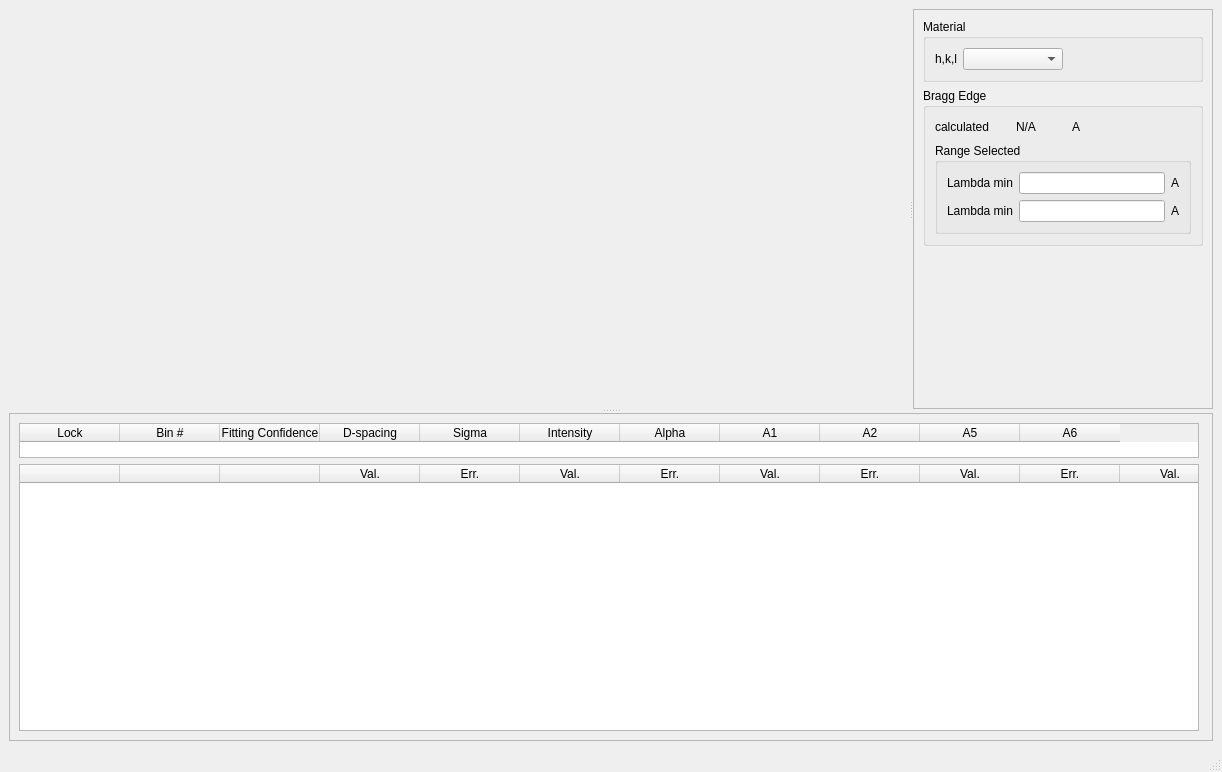
Before: the Qt Designer form designer/ui_fittingWindow.ui in ornlneutronimaging/iBeatles, drawn with Qt 5.
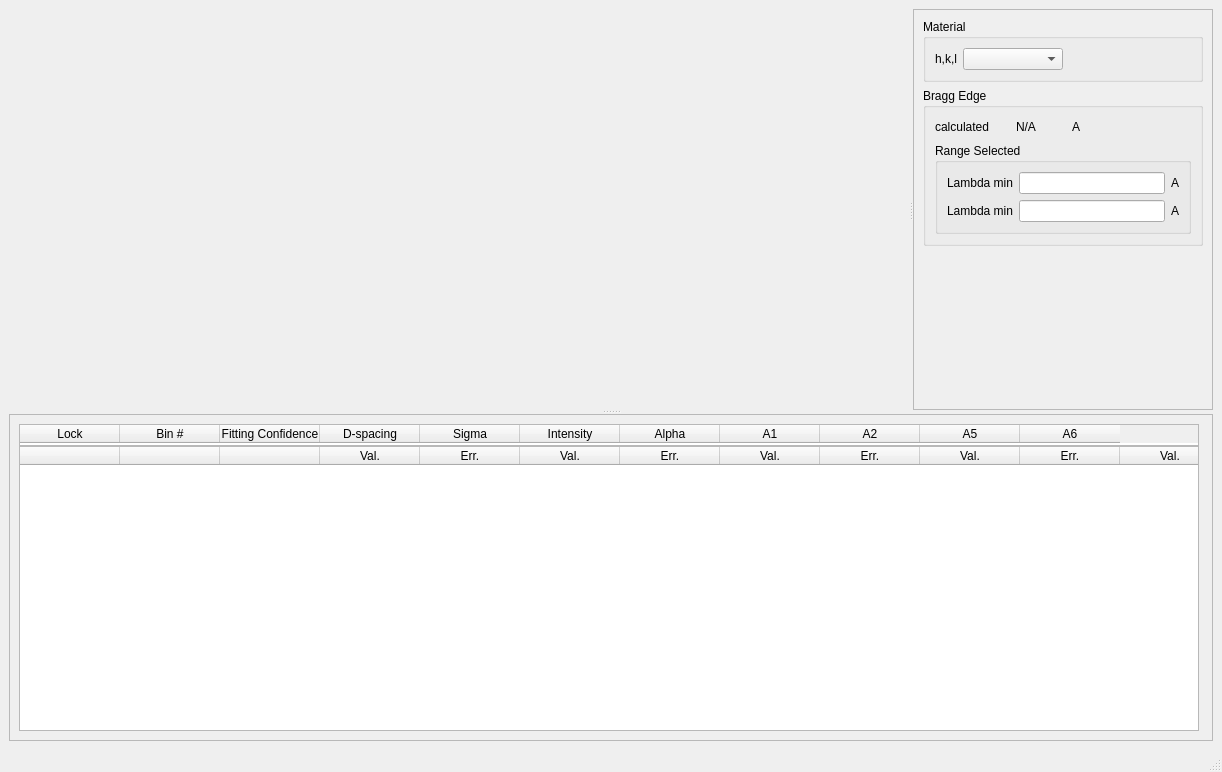
After: the same form once the commit is applied.

Commit message: Started the work that will fill the fitting table according to selection done

Patch:
```diff
--- a/designer/ui_fittingWindow.ui
+++ b/designer/ui_fittingWindow.ui
@@ -278,6 +278,9 @@
         <enum>QFrame::Raised</enum>
        </property>
        <layout class="QVBoxLayout" name="verticalLayout_5">
+        <property name="spacing">
+         <number>0</number>
+        </property>
         <item>
          <widget class="QTableWidget" name="header_table">
           <property name="sizePolicy">
@@ -295,7 +298,7 @@
           <property name="maximumSize">
            <size>
             <width>1180</width>
-            <height>35</height>
+            <height>22</height>
            </size>
           </property>
           <property name="verticalScrollBarPolicy">
@@ -405,6 +408,12 @@
             <height>16777215</height>
            </size>
           </property>
+          <property name="frameShadow">
+           <enum>QFrame::Sunken</enum>
+          </property>
+          <property name="lineWidth">
+           <number>1</number>
+          </property>
           <property name="horizontalScrollBarPolicy">
            <enum>Qt::ScrollBarAlwaysOff</enum>
           </property>
```
The commit also changes 5 other files.
